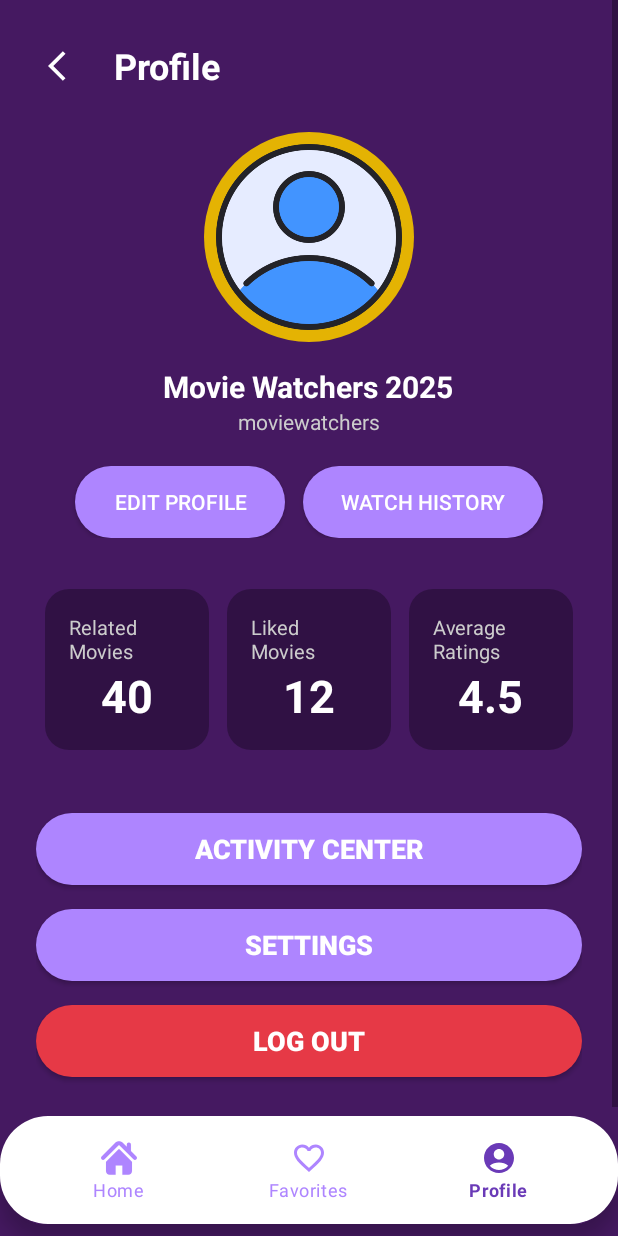
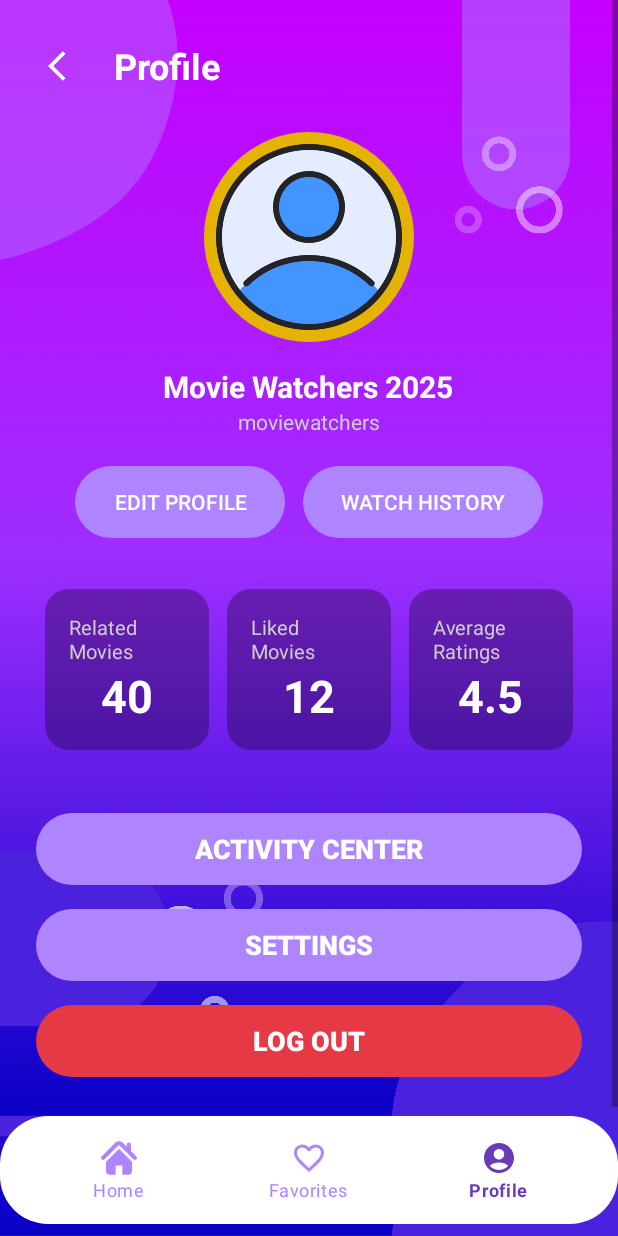
Before and after one commit to xienshane/FlickView, an Android app: the ProfilePageActivity screen opened directly, with no data from a screen before it, on a phone screen of 412 x 824 dp. Run offline under Robolectric (Android 15) with nearby library versions, the phone set to English and light mode, and no system bars.

Commit message:
UI - profile page

```diff
--- a/app/src/main/java/com/android/flickview/activities/ProfilePageActivity.kt
+++ b/app/src/main/java/com/android/flickview/activities/ProfilePageActivity.kt
@@ -12,6 +12,7 @@ import android.view.ViewGroup
 import android.view.Window
 import android.widget.Button
 import android.widget.ImageButton
+import android.widget.ImageView
 import android.widget.TextView
 import android.widget.Toast
 import com.android.flickview.R
@@ -33,7 +34,7 @@ class ProfilePageActivity : Activity() {
         }
 
         // Back Button
-        val buttonBack: ImageButton = findViewById(R.id.button_back)
+        val buttonBack: ImageView = findViewById(R.id.button_back)
         buttonBack.setOnClickListener {
             finish()
         }
--- a/app/src/main/res/layout/profile_page.xml
+++ b/app/src/main/res/layout/profile_page.xml
@@ -5,14 +5,14 @@
     android:orientation="vertical"
     android:layout_width="match_parent"
     android:layout_height="match_parent"
-    android:background="#451961">
+    android:background="@drawable/loginbg">
 
     <ScrollView
         android:layout_width="match_parent"
-        android:layout_height="0dp"
+        android:layout_height="870dp"
         android:layout_weight="1"
-        android:fillViewport="true"
-        android:background="#451961">
+        android:background="@drawable/loginbg"
+        android:fillViewport="true">
 
         <LinearLayout
             android:layout_width="match_parent"
@@ -24,17 +24,16 @@
             <LinearLayout
                 android:layout_width="match_parent"
                 android:layout_height="wrap_content"
-                android:orientation="horizontal"
-                android:gravity="center_vertical">
+                android:gravity="center_vertical"
+                android:orientation="horizontal">
 
-                <ImageButton
+                <ImageView
                     android:id="@+id/button_back"
                     android:layout_width="40dp"
                     android:layout_height="40dp"
-                    android:background="#451961"
+                    android:contentDescription="Back"
                     android:padding="8dp"
-                    android:src="@drawable/baseline_arrow_back_ios_24"
-                    android:contentDescription="Back"/>
+                    android:src="@drawable/baseline_arrow_back_ios_24" />
 
                 <TextView
                     android:layout_width="wrap_content"
@@ -64,8 +63,8 @@
                 android:layout_marginTop="16dp"
                 android:text="Movie Watchers 2025"
                 android:textColor="@color/white"
-                android:textStyle="bold"
-                android:textSize="20sp" />
+                android:textSize="20sp"
+                android:textStyle="bold" />
 
             <TextView
                 android:layout_width="wrap_content"
@@ -79,9 +78,9 @@
             <LinearLayout
                 android:layout_width="match_parent"
                 android:layout_height="wrap_content"
-                android:orientation="horizontal"
+                android:layout_marginTop="20dp"
                 android:gravity="center"
-                android:layout_marginTop="20dp">
+                android:orientation="horizontal">
 
                 <Button
                     android:id="@+id/button_edit"
@@ -96,30 +95,30 @@
                 <Button
                     android:layout_width="160dp"
                     android:layout_height="48dp"
+                    android:background="@drawable/rounded_button"
                     android:backgroundTint="@color/purple"
                     android:text="Watch History"
-                    android:textColor="@color/white"
-                    android:background="@drawable/rounded_button"/>
+                    android:textColor="@color/white" />
             </LinearLayout>
 
             <!-- Stats Section -->
             <LinearLayout
                 android:layout_width="match_parent"
                 android:layout_height="wrap_content"
+                android:layout_marginTop="28dp"
+                android:gravity="center"
                 android:orientation="horizontal"
-                android:gravity="center"
-                android:layout_marginTop="28dp"
                 android:weightSum="3">
 
                 <LinearLayout
                     android:layout_width="0dp"
                     android:layout_height="wrap_content"
+                    android:layout_margin="6dp"
                     android:layout_weight="1"
+                    android:background="@drawable/stat_card_backgroud"
+                    android:gravity="center"
                     android:orientation="vertical"
-                    android:gravity="center"
-                    android:background="@drawable/stat_card_backgroud"
-                    android:padding="16dp"
-                    android:layout_margin="6dp">
+                    android:padding="16dp">
 
                     <TextView
                         android:layout_width="wrap_content"
@@ -140,12 +139,12 @@
                 <LinearLayout
                     android:layout_width="0dp"
                     android:layout_height="wrap_content"
+                    android:layout_margin="6dp"
                     android:layout_weight="1"
+                    android:background="@drawable/stat_card_backgroud"
+                    android:gravity="center"
                     android:orientation="vertical"
-                    android:gravity="center"
-                    android:background="@drawable/stat_card_backgroud"
-                    android:padding="16dp"
-                    android:layout_margin="6dp">
+                    android:padding="16dp">
 
                     <TextView
                         android:layout_width="wrap_content"
@@ -166,12 +165,12 @@
                 <LinearLayout
                     android:layout_width="0dp"
                     android:layout_height="wrap_content"
+                    android:layout_margin="6dp"
                     android:layout_weight="1"
+                    android:background="@drawable/stat_card_backgroud"
+                    android:gravity="center"
                     android:orientation="vertical"
-                    android:gravity="center"
-                    android:background="@drawable/stat_card_backgroud"
-                    android:padding="16dp"
-                    android:layout_margin="6dp">
+                    android:padding="16dp">
 
                     <TextView
                         android:layout_width="wrap_content"
@@ -195,31 +194,31 @@
             <LinearLayout
                 android:layout_width="match_parent"
                 android:layout_height="wrap_content"
-                android:orientation="vertical"
-                android:layout_marginTop="28dp">
+                android:layout_marginTop="28dp"
+                android:orientation="vertical">
 
                 <Button
                     android:layout_width="match_parent"
                     android:layout_height="wrap_content"
                     android:layout_marginVertical="8dp"
+                    android:background="@drawable/rounded_button"
                     android:backgroundTint="@color/purple"
-                    android:background="@drawable/rounded_button"
                     android:text="Activity Center"
                     android:textColor="@color/white"
                     android:textSize="18sp"
-                    android:textStyle="bold"/>
+                    android:textStyle="bold" />
 
                 <Button
                     android:id="@+id/button_settings"
                     android:layout_width="match_parent"
                     android:layout_height="wrap_content"
                     android:layout_marginVertical="8dp"
+                    android:background="@drawable/rounded_button"
                     android:backgroundTint="@color/purple"
-                    android:background="@drawable/rounded_button"
                     android:text="Settings"
                     android:textColor="@color/white"
                     android:textSize="18sp"
-                    android:textStyle="bold"/>
+                    android:textStyle="bold" />
 
                 <Button
                     android:id="@+id/button_logout"
@@ -230,7 +229,7 @@
                     android:text="Log Out"
                     android:textColor="@color/white"
                     android:textSize="18sp"
-                    android:textStyle="bold"/>
+                    android:textStyle="bold" />
             </LinearLayout>
 
         </LinearLayout>
```
